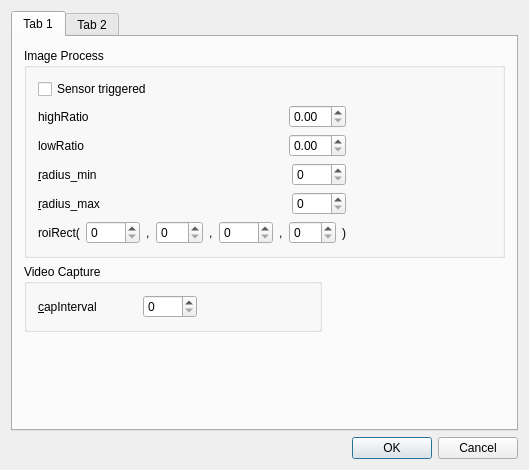
cx3386/WheelMonitor, file WheelMonitor/SettingDialog.ui: the form before one commit.
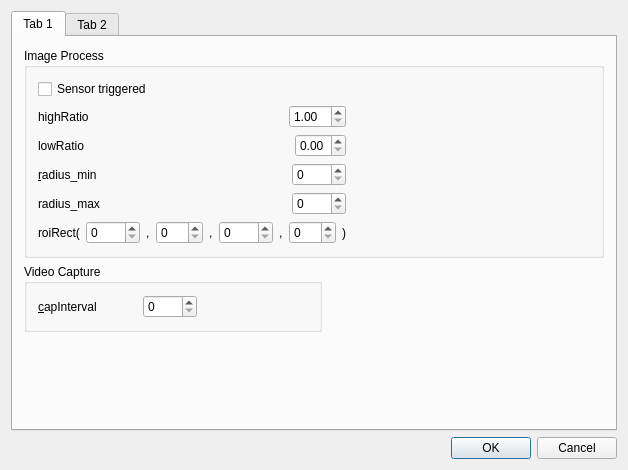
The form after the commit.

What changed in the file:
```diff
--- a/WheelMonitor/SettingDialog.ui
+++ b/WheelMonitor/SettingDialog.ui
@@ -12,7 +12,7 @@
    <rect>
     <x>0</x>
     <y>0</y>
-    <width>529</width>
+    <width>628</width>
     <height>470</height>
    </rect>
   </property>
@@ -71,7 +71,17 @@
                </spacer>
               </item>
               <item>
-               <widget class="QDoubleSpinBox" name="angleHighSpinBox"/>
+               <widget class="QDoubleSpinBox" name="angleHighSpinBox">
+                <property name="minimum">
+                 <double>1.000000000000000</double>
+                </property>
+                <property name="maximum">
+                 <double>10.000000000000000</double>
+                </property>
+                <property name="singleStep">
+                 <double>0.010000000000000</double>
+                </property>
+               </widget>
               </item>
              </layout>
             </item>
@@ -101,7 +111,14 @@
                </spacer>
               </item>
               <item>
-               <widget class="QDoubleSpinBox" name="angleLowSpinBox"/>
+               <widget class="QDoubleSpinBox" name="angleLowSpinBox">
+                <property name="maximum">
+                 <double>1.000000000000000</double>
+                </property>
+                <property name="singleStep">
+                 <double>0.010000000000000</double>
+                </property>
+               </widget>
               </item>
              </layout>
             </item>
@@ -144,7 +161,7 @@
               <item>
                <widget class="QLabel" name="radiusMaxLabel">
                 <property name="text">
-                 <string>&amp;radius_max</string>
+                 <string>radius_max</string>
                 </property>
                 <property name="buddy">
                  <cstring>radiusMaxSpinBox</cstring>
```
